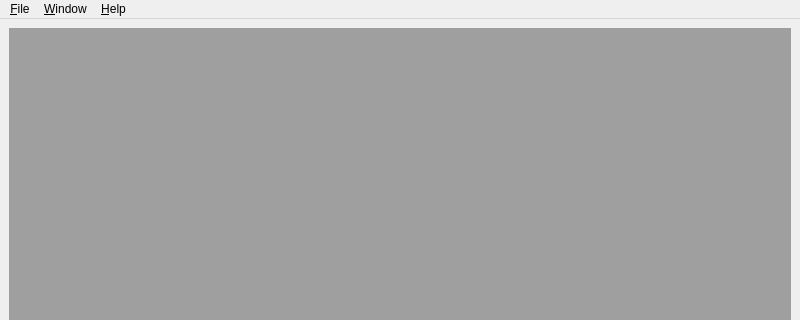
Qt form src/client/mesycontrol/ui/mainwin.ui (flueke/mesycontrol) before a commit; both pictures show x 0 to 800 and y 0 to 320 of the 800 by 600 pixel window.
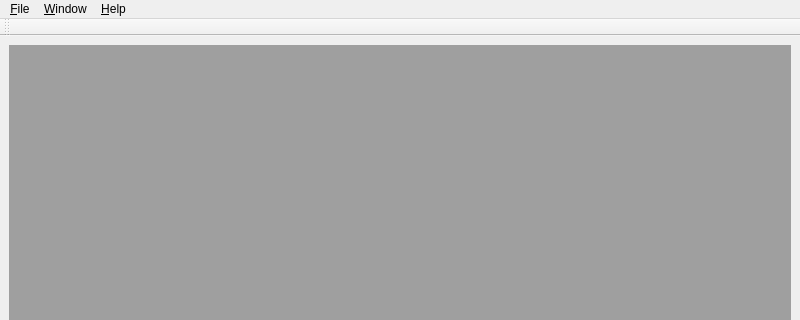
The same form after that commit.

Commit message: wip: mhv4, actions, icons

Patch:
```diff
--- a/src/client/mesycontrol/ui/mainwin.ui
+++ b/src/client/mesycontrol/ui/mainwin.ui
@@ -68,6 +68,23 @@
    <addaction name="menuHelp"/>
   </widget>
   <widget class="QStatusBar" name="statusbar"/>
+  <widget class="QToolBar" name="toolbar">
+   <property name="windowTitle">
+    <string>toolBar</string>
+   </property>
+   <property name="iconSize">
+    <size>
+     <width>16</width>
+     <height>16</height>
+    </size>
+   </property>
+   <attribute name="toolBarArea">
+    <enum>TopToolBarArea</enum>
+   </attribute>
+   <attribute name="toolBarBreak">
+    <bool>false</bool>
+   </attribute>
+  </widget>
   <action name="action_Quit">
    <property name="text">
     <string>&amp;Quit</string>
```
Left out of the diff: 38 changed lines with no effect on the pictures. The commit also changes 16 other files.
